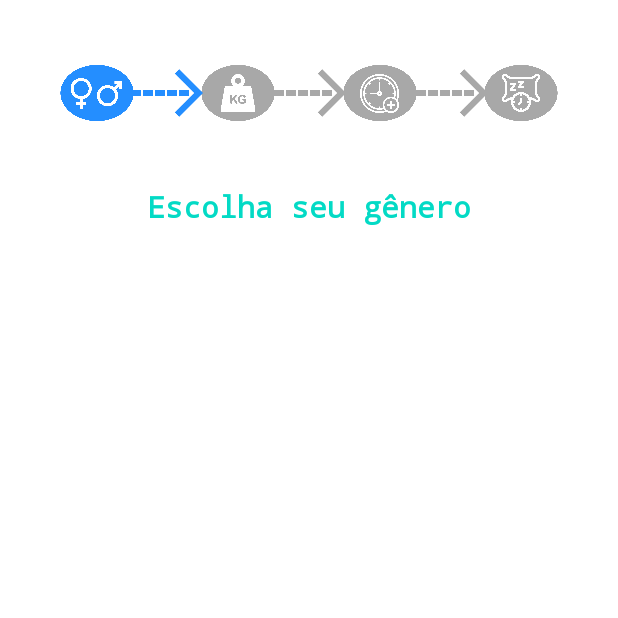
After one commit to Gerabtc/calculadora-copo-de-agua, an Android app: the CadastroGeneroActivity screen opened directly, with no data from a screen before it, on a phone screen of 412 x 824 dp, the top half of it. The commit adds this screen. Run offline under Robolectric (Android 15) with nearby library versions, the phone set to English and light mode, and no system bars.

Commit message:
Criaçao da activity cadastro gênero e o seu arquivo xml, adicionado as imagens ao arquivo drawable, elipse azul, elipse cinza, hora de dormir, peso branco, relogio branco, seta azul, seta branca e simbolo sexo branco

```diff
--- a/app/src/main/AndroidManifest.xml
+++ b/app/src/main/AndroidManifest.xml
@@ -1,7 +1,7 @@
 <?xml version="1.0" encoding="utf-8"?>
 <manifest xmlns:android="http://schemas.android.com/apk/res/android"
     xmlns:tools="http://schemas.android.com/tools"
-    package="com.gerardusrocha.calculadora_de_copo_de_agua">
+    package="com.gerardusrocha.calculadora_de_copo_de_agua" >
 
     <application
         android:allowBackup="true"
@@ -12,10 +12,13 @@
         android:roundIcon="@mipmap/ic_launcher_round"
         android:supportsRtl="true"
         android:theme="@style/Theme.Calculadoradecopodeagua"
-        tools:targetApi="31">
+        tools:targetApi="31" >
+        <activity
+            android:name=".CadastroGeneroActivity"
+            android:exported="false" />
         <activity
             android:name=".MainActivity"
-            android:exported="true">
+            android:exported="true" >
             <intent-filter>
                 <action android:name="android.intent.action.MAIN" />
 
--- /dev/null
+++ b/app/src/main/java/com/gerardusrocha/calculadora_de_copo_de_agua/CadastroGeneroActivity.java
@@ -0,0 +1,13 @@
+package com.gerardusrocha.calculadora_de_copo_de_agua;
+
+import androidx.appcompat.app.AppCompatActivity;
+import android.os.Bundle;
+
+public class CadastroGeneroActivity extends AppCompatActivity {
+
+    @Override
+    protected void onCreate(Bundle savedInstanceState) {
+        super.onCreate(savedInstanceState);
+        setContentView(R.layout.activity_cadastro_genero);
+    }
+}
--- a/app/src/main/java/com/gerardusrocha/calculadora_de_copo_de_agua/MainActivity.java
+++ b/app/src/main/java/com/gerardusrocha/calculadora_de_copo_de_agua/MainActivity.java
@@ -2,13 +2,32 @@ package com.gerardusrocha.calculadora_de_copo_de_agua;
 
 import androidx.appcompat.app.AppCompatActivity;
 
+import android.content.Intent;
 import android.os.Bundle;
+import android.view.View;
+import android.widget.Button;
 
 public class MainActivity extends AppCompatActivity {
+
+    Button buttonVamos;
 
     @Override
     protected void onCreate(Bundle savedInstanceState) {
         super.onCreate(savedInstanceState);
         setContentView(R.layout.activity_main);
+
+        buttonVamos = findViewById(R.id.buttonVamos);
+
+        buttonVamos.setOnClickListener(new View.OnClickListener() {
+            @Override
+            public void onClick(View view) {
+
+                Intent intent = new Intent(getApplicationContext(), CadastroGeneroActivity.class);
+
+                startActivity(intent);
+
+            }
+        });
+
     }
 }
--- /dev/null
+++ b/app/src/main/res/layout/activity_cadastro_genero.xml
@@ -0,0 +1,142 @@
+<?xml version="1.0" encoding="utf-8"?>
+<androidx.constraintlayout.widget.ConstraintLayout xmlns:android="http://schemas.android.com/apk/res/android"
+    xmlns:app="http://schemas.android.com/apk/res-auto"
+    xmlns:tools="http://schemas.android.com/tools"
+    android:layout_width="match_parent"
+    android:layout_height="match_parent"
+    android:background="@color/white"
+    tools:context=".CadastroGeneroActivity">
+
+    <TextView
+        android:id="@+id/textView5"
+        android:layout_width="wrap_content"
+        android:layout_height="wrap_content"
+        android:layout_marginTop="32dp"
+        android:text="Escolha seu gênero"
+        android:textColor="@color/teal_200"
+        android:textSize="20sp"
+        android:textStyle="bold"
+        android:typeface="monospace"
+        app:layout_constraintEnd_toEndOf="parent"
+        app:layout_constraintStart_toStartOf="parent"
+        app:layout_constraintTop_toBottomOf="@+id/imageView13" />
+
+    <ImageView
+        android:id="@+id/imageView12"
+        android:layout_width="60dp"
+        android:layout_height="60dp"
+        android:layout_marginTop="32dp"
+        android:scaleType="centerCrop"
+        app:layout_constraintEnd_toStartOf="@+id/imageView14"
+        app:layout_constraintHorizontal_bias="0.5"
+        app:layout_constraintStart_toEndOf="@+id/imageView13"
+        app:layout_constraintTop_toTopOf="parent"
+        app:srcCompat="@drawable/elipse_cinza_pngwing_com" />
+
+    <ImageView
+        android:id="@+id/imageView14"
+        android:layout_width="60dp"
+        android:layout_height="60dp"
+        android:layout_marginTop="32dp"
+        android:scaleType="centerCrop"
+        app:layout_constraintEnd_toStartOf="@+id/imageView15"
+        app:layout_constraintHorizontal_bias="0.5"
+        app:layout_constraintStart_toEndOf="@+id/imageView12"
+        app:layout_constraintTop_toTopOf="parent"
+        app:srcCompat="@drawable/elipse_cinza_pngwing_com" />
+
+    <ImageView
+        android:id="@+id/imageView15"
+        android:layout_width="60dp"
+        android:layout_height="60dp"
+        android:layout_marginTop="32dp"
+        android:scaleType="centerCrop"
+        app:layout_constraintEnd_toEndOf="parent"
+        app:layout_constraintHorizontal_bias="0.5"
+        app:layout_constraintStart_toEndOf="@+id/imageView14"
+        app:layout_constraintTop_toTopOf="parent"
+        app:srcCompat="@drawable/elipse_cinza_pngwing_com" />
+
+    <ImageView
+        android:id="@+id/imageView13"
+        android:layout_width="60dp"
+        android:layout_height="60dp"
+        android:layout_marginTop="32dp"
+        android:scaleType="centerCrop"
+        app:layout_constraintEnd_toStartOf="@+id/imageView12"
+        app:layout_constraintHorizontal_bias="0.5"
+        app:layout_constraintStart_toStartOf="parent"
+        app:layout_constraintTop_toTopOf="parent"
+        app:srcCompat="@drawable/elipse_azul_pngwing_com" />
+
+    <ImageView
+        android:id="@+id/imageView11"
+        android:layout_width="48dp"
+        android:layout_height="48dp"
+        android:layout_marginStart="-6dp"
+        android:layout_marginTop="6dp"
+        app:layout_constraintStart_toEndOf="@+id/imageView12"
+        app:layout_constraintTop_toTopOf="@+id/imageView13"
+        app:srcCompat="@drawable/seta_cinza" />
+
+    <ImageView
+        android:id="@+id/imageView17"
+        android:layout_width="48dp"
+        android:layout_height="48dp"
+        android:layout_marginStart="-6dp"
+        android:layout_marginTop="6dp"
+        app:layout_constraintStart_toEndOf="@+id/imageView14"
+        app:layout_constraintTop_toTopOf="@+id/imageView14"
+        app:srcCompat="@drawable/seta_cinza" />
+
+    <ImageView
+        android:id="@+id/imageView16"
+        android:layout_width="48dp"
+        android:layout_height="48dp"
+        android:layout_marginStart="-7dp"
+        android:layout_marginTop="6dp"
+        app:layout_constraintStart_toEndOf="@+id/imageView13"
+        app:layout_constraintTop_toTopOf="@+id/imageView13"
+        app:srcCompat="@drawable/seta_azul" />
+
+    <ImageView
+        android:id="@+id/imageView18"
+        android:layout_width="35dp"
+        android:layout_height="35dp"
+        app:layout_constraintBottom_toBottomOf="@+id/imageView13"
+        app:layout_constraintEnd_toEndOf="@+id/imageView13"
+        app:layout_constraintStart_toStartOf="@+id/imageView13"
+        app:layout_constraintTop_toTopOf="@+id/imageView13"
+        app:srcCompat="@drawable/simbolo_sexo_branco" />
+
+    <ImageView
+        android:id="@+id/imageView19"
+        android:layout_width="25dp"
+        android:layout_height="25dp"
+        app:layout_constraintBottom_toBottomOf="@+id/imageView12"
+        app:layout_constraintEnd_toEndOf="@+id/imageView12"
+        app:layout_constraintStart_toStartOf="@+id/imageView12"
+        app:layout_constraintTop_toTopOf="@+id/imageView12"
+        app:srcCompat="@drawable/peso_branco" />
+
+    <ImageView
+        android:id="@+id/imageView20"
+        android:layout_width="26dp"
+        android:layout_height="26dp"
+        app:layout_constraintBottom_toBottomOf="@+id/imageView14"
+        app:layout_constraintEnd_toEndOf="@+id/imageView14"
+        app:layout_constraintStart_toStartOf="@+id/imageView14"
+        app:layout_constraintTop_toTopOf="@+id/imageView14"
+        app:srcCompat="@drawable/relogio_branco" />
+
+    <ImageView
+        android:id="@+id/imageView21"
+        android:layout_width="25dp"
+        android:layout_height="25dp"
+        app:layout_constraintBottom_toBottomOf="@+id/imageView15"
+        app:layout_constraintEnd_toEndOf="@+id/imageView15"
+        app:layout_constraintStart_toStartOf="@+id/imageView15"
+        app:layout_constraintTop_toTopOf="@+id/imageView15"
+        app:srcCompat="@drawable/hora_dormir_branco" />
+
+</androidx.constraintlayout.widget.ConstraintLayout>
--- a/app/src/main/res/layout/activity_main.xml
+++ b/app/src/main/res/layout/activity_main.xml
@@ -177,7 +177,7 @@
         app:srcCompat="@drawable/pingo_dagua" />
 
     <Button
-        android:id="@+id/button"
+        android:id="@+id/buttonVamos"
         android:layout_width="200dp"
         android:layout_height="wrap_content"
         android:background="@drawable/botao_customizado"
```
Also changed, not shown: app/src/main/res/drawable-v24/elipse_azul_pngwing_com.png (added), app/src/main/res/drawable-v24/elipse_cinza_pngwing_com.png (added), app/src/main/res/drawable-v24/hora_dormir_branco.png (added), app/src/main/res/drawable-v24/peso_branco.png (added), app/src/main/res/drawable-v24/relogio_branco.png (added), app/src/main/res/drawable-v24/seta_azul.png (added), app/src/main/res/drawable-v24/seta_cinza.png (added), app/src/main/res/drawable-v24/simbolo_sexo_branco.png (added).
